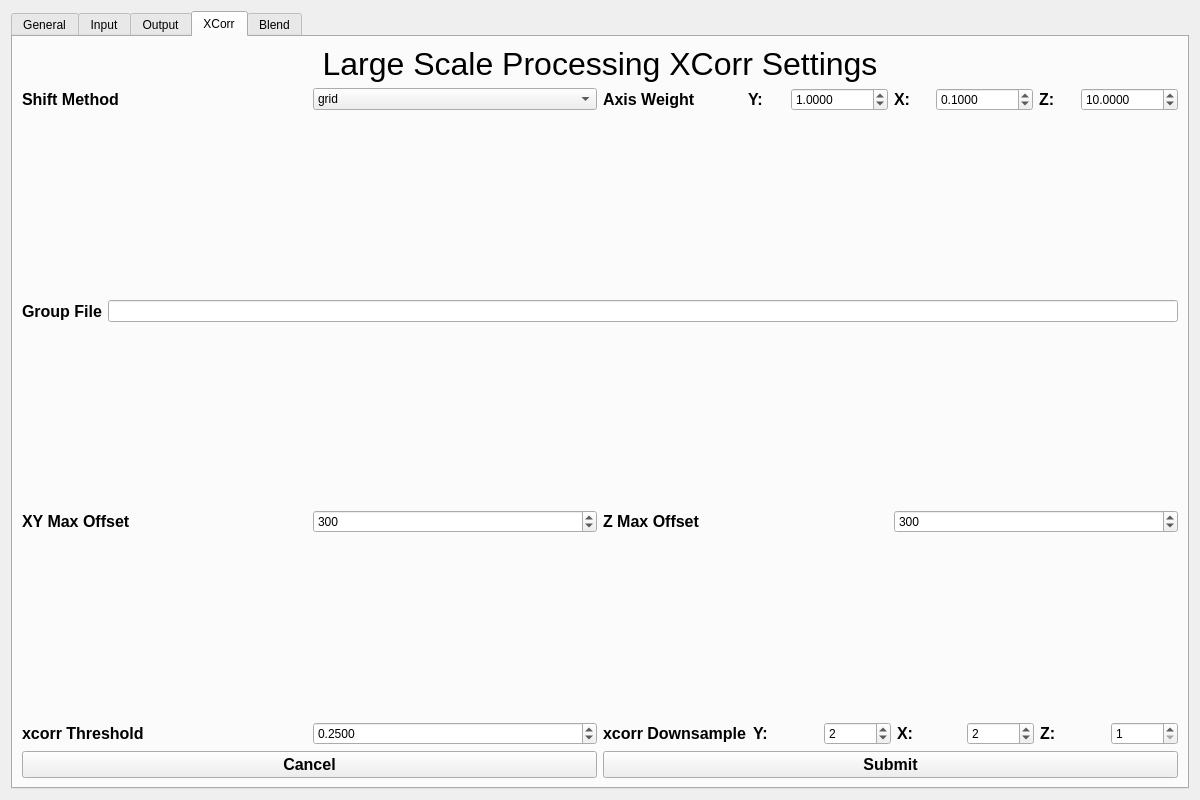
abcucberkeley/PetaKit5D-GUI, file src/largescaleprocessingsettings.ui: the form before one commit.
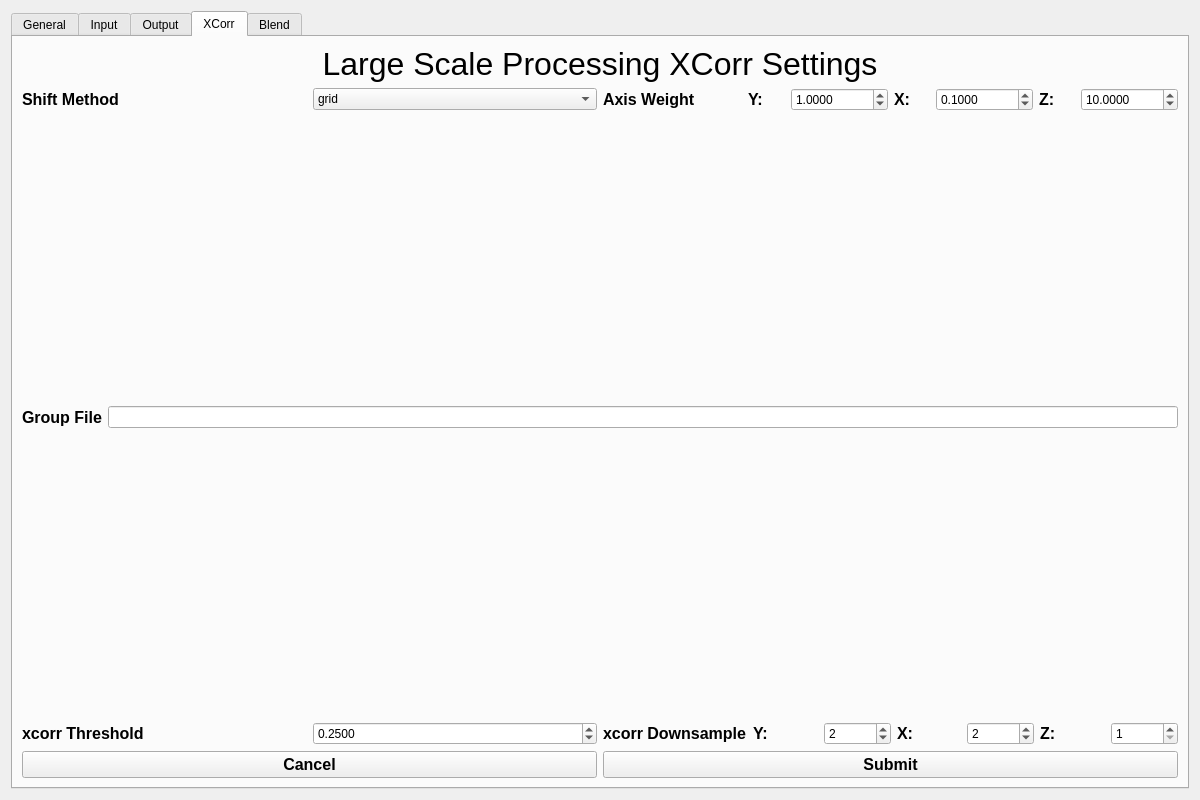
The form after the commit. The open tabs and pages were chosen to show the change.

Commit message: Moved xyMaxOffset and zMaxOffset to Stitch Settings

```diff
--- a/src/largescaleprocessingsettings.ui
+++ b/src/largescaleprocessingsettings.ui
@@ -2098,77 +2098,6 @@
            </item>
           </layout>
          </item>
-         <item>
-          <spacer name="verticalSpacer_22">
-           <property name="orientation">
-            <enum>Qt::Vertical</enum>
-           </property>
-           <property name="sizeHint" stdset="0">
-            <size>
-             <width>20</width>
-             <height>40</height>
-            </size>
-           </property>
-          </spacer>
-         </item>
-         <item>
-          <layout class="QHBoxLayout" name="horizontalLayout_23">
-           <item>
-            <layout class="QHBoxLayout" name="horizontalLayout_29">
-             <item>
-              <widget class="QLabel" name="xyMaxOffsetLabel">
-               <property name="font">
-                <font>
-                 <pointsize>12</pointsize>
-                 <bold>true</bold>
-                </font>
-               </property>
-               <property name="text">
-                <string>XY Max Offset</string>
-               </property>
-              </widget>
-             </item>
-             <item>
-              <widget class="QSpinBox" name="xyMaxOffsetSpinBox">
-               <property name="maximum">
-                <number>2000000000</number>
-               </property>
-               <property name="value">
-                <number>300</number>
-               </property>
-              </widget>
-             </item>
-            </layout>
-           </item>
-           <item>
-            <layout class="QHBoxLayout" name="horizontalLayout_30">
-             <item>
-              <widget class="QLabel" name="zMaxOffsetLabel">
-               <property name="font">
-                <font>
-                 <pointsize>12</pointsize>
-                 <bold>true</bold>
-                </font>
-               </property>
-               <property name="text">
-                <string>Z Max Offset</string>
-               </property>
-              </widget>
-             </item>
-             <item>
-              <widget class="QSpinBox" name="zMaxOffsetSpinBox">
-               <property name="maximum">
-                <number>2000000000</number>
-               </property>
-               <property name="value">
-                <number>300</number>
-               </property>
-              </widget>
-             </item>
-            </layout>
-           </item>
-          </layout>
-         </item>
          <item>
           <spacer name="verticalSpacer">
            <property name="orientation">
```
The commit also changes 4 other files.
